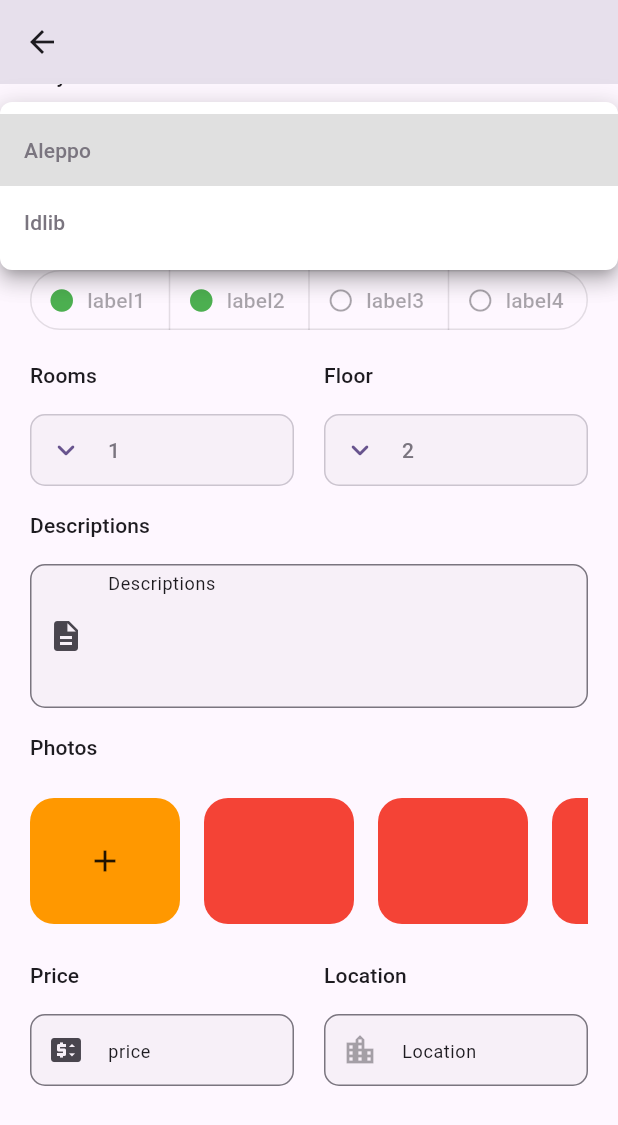
After one commit to abdalazeez1/realState, a Flutter app: the AddAdsScreen screen opened by its route, scrolled down 332 dp, after a tap on "Aleppo", on a phone screen of 412 x 824 dp. The commit adds this screen. Shown: the top 1125 px of the screen. Run offline on Flutter 3.47's test engine with Material 2 defaults, Android fonts, the phone set to English and light mode, and no system bars; our stand-ins replace bloc, flutter_svg, go_router, pinput.

Commit message:
finish add ads screen without add enum

```diff
--- /dev/null
+++ b/lib/common/app_widget/drop_down_menu.dart
@@ -0,0 +1,90 @@
+import 'package:flutter/material.dart';
+import 'package:collection/collection.dart';
+import 'dart:collection';
+
+import '../../constant.dart';
+class AppDropDownMenu<T> extends StatefulWidget {
+  const AppDropDownMenu({
+    this.items,
+    this.onChange,
+    this.onSaved,
+    this.onTap,
+    this.validator,
+    this.hint,
+    this.menuMaxHeight,
+    this.icon,
+    this.focusNode,
+    Key? key,
+    this.value, this.textAlign,
+  }) : super(key: key);
+
+  final ValueChanged? onChange;
+  final FormFieldSetter? onSaved;
+  final FormFieldValidator? validator;
+  final VoidCallback? onTap;
+  final List<T>? items;
+  final String? hint;
+  final double? menuMaxHeight;
+  final Widget? icon;
+  final FocusNode? focusNode;
+  final T? value;
+  final TextAlign? textAlign ;
+  @override
+  State<AppDropDownMenu> createState() => _AppDropDownMenuState();
+}
+
+class _AppDropDownMenuState<T> extends State<AppDropDownMenu> {
+  @override
+  Widget build(BuildContext context) {
+    return DropdownButtonFormField<T>(
+      isExpanded: true,
+      items: widget.items?.mapIndexed((i,e) => DropdownMenuItem<T>(
+          value: e, child: FittedBox(child: Text(
+
+           e is String ? e : e.name, style: Theme.of(context).textTheme.titleSmall?.copyWith(color: Theme.of(context).colorScheme.outline))))).toList(),
+      onChanged: widget.onChange,
+      onTap: widget.onTap,
+      onSaved: widget.onSaved,
+      validator: widget.validator,
+      menuMaxHeight: widget.menuMaxHeight,
+      icon: widget.icon ?? const SizedBox.shrink(),
+      focusNode: widget.focusNode,
+      value: widget.value,
+      dropdownColor: Colors.white,
+      hint: widget.hint != null ? Text( widget.hint!, style: Theme.of(context).textTheme.titleSmall?.copyWith(color: Theme.of(context).colorScheme.outlineVariant.withOpacity(0.3)),textAlign: widget.textAlign,) : null,
+      borderRadius: BorderRadius.circular(8),
+      style: Theme.of(context).textTheme.bodyMedium?.copyWith(color: Theme.of(context).colorScheme.onBackground),
+      decoration: InputDecoration(
+        filled: true,
+        fillColor: Theme.of(context).colorScheme.outline.withOpacity((0.05)),
+        border: OutlineInputBorder(
+          borderSide: BorderSide(color: Theme.of(context).colorScheme.outlineVariant),
+          borderRadius: BorderRadius.circular(kbrBorderTextField),
+        ),
+        focusedBorder: OutlineInputBorder(
+          borderSide: BorderSide(color: Theme.of(context).colorScheme.outlineVariant),
+          borderRadius: BorderRadius.circular(kbrBorderTextField),
+        ),
+        enabledBorder: OutlineInputBorder(
+          borderSide: BorderSide(color: Theme.of(context).colorScheme.outlineVariant),
+          borderRadius: BorderRadius.circular(kbrBorderTextField),
+        ),
+        disabledBorder: OutlineInputBorder(
+          borderSide: BorderSide(color: Theme.of(context).colorScheme.outlineVariant),
+          borderRadius: BorderRadius.circular(kbrBorderTextField),
+        ),
+        errorBorder: OutlineInputBorder(
+          borderSide: BorderSide(color: Theme.of(context).colorScheme.error, width: 1),
+          borderRadius: BorderRadius.circular(kbrBorderTextField),
+        ),
+        focusedErrorBorder: OutlineInputBorder(
+          borderSide: BorderSide(color: Theme.of(context).colorScheme.error, width: 1),
+          borderRadius: BorderRadius.circular(kbrBorderTextField),
+        ),
+        contentPadding: EdgeInsets.only(left: 12, right: 12),
+        prefixIcon: Icon(Icons.keyboard_arrow_down_rounded,
+            color: (widget.items?.isEmpty ?? true) ? Theme.of(context).colorScheme.primary.withOpacity(0.3) : Theme.of(context).colorScheme.primary),
+      ),
+    );
+  }
+}
--- /dev/null
+++ b/lib/common/enums/enums.dart
@@ -0,0 +1 @@
+enum TypeRealState { apartment, land, villa, market,farm }
--- /dev/null
+++ b/lib/feature/add_ad/view/add_ad_screen.dart
@@ -0,0 +1,233 @@
+import 'package:flutter/material.dart';
+import 'package:go_router/go_router.dart';
+import 'package:realstate/common/app_widget/app_text_field.dart';
+import 'package:realstate/constant.dart';
+
+import '../../../common/app_widget/drop_down_menu.dart';
+import 'map_screen.dart';
+
+class AddAdsScreen extends StatelessWidget {
+  const AddAdsScreen({Key? key}) : super(key: key);
+  static const path = 'addAds';
+  static const name = 'addAds';
+
+  static Widget pageBuilder(BuildContext context, GoRouterState state) {
+    return const AddAdsScreen();
+  }
+
+  @override
+  Widget build(BuildContext context) {
+    return Scaffold(
+      appBar: AppBar(),
+      body: ListView(
+        padding: const EdgeInsets.symmetric(horizontal: kPage),
+        children: [
+          AdSectionWidget(
+            title: "Add Type",
+            child: Row(
+              children: [
+                Expanded(
+                  child: SegmentedButton(
+                      segments: const [
+                        ButtonSegment<int>(value: 1, label: Text("label1"), icon: Icon(Icons.circle_outlined)),
+                        ButtonSegment<int>(value: 2, label: Text("label2"), icon: Icon(Icons.circle_outlined)),
+                      ],
+                      selectedIcon: const Icon(Icons.circle_rounded),
+                      selected: const {2}),
+                ),
+              ],
+            ),
+          ),
+          const AdSectionWidget(
+            title: "Add Title",
+            child: AppTextField(prefixIcon: Icon(Icons.abc), hintText: "Add Title"),
+          ),
+          AdSectionWidget(
+            title: "Real State Type",
+            child: AppDropDownMenu<String?>(
+              onTap: () {},
+              onChange: (text) {
+                // selectedPioneerType.value =
+                //     ProviderType.values.firstWhereOrNull((element) => element.translation.tr() == text)?.index;
+              },
+              value: "vela",
+              hint: "Type ",
+              // validator: (value) => requiredValidator().call(value),
+              items: const ["vela", "appartment"],
+              onSaved: (text) {},
+            ),
+          ),
+          AdSectionWidget(
+            title: "City",
+            child: AppDropDownMenu<String?>(
+              onTap: () {},
+              onChange: (text) {
+                // selectedPioneerType.value =
+                //     ProviderType.values.firstWhereOrNull((element) => element.translation.tr() == text)?.index;
+              },
+              value: "Aleppo",
+              hint: "City ",
+              // validator: (value) => requiredValidator().call(value),
+              items: const ["Aleppo", "Idlib"],
+              onSaved: (text) {},
+            ),
+          ),
+          AdSectionWidget(
+            title: "Direction",
+            child: Row(
+              children: [
+                Expanded(
+                  child: SegmentedButton(
+                      segments: const [
+                        ButtonSegment<int>(value: 1, label: Text("label1"), icon: Icon(Icons.circle_outlined)),
+                        ButtonSegment<int>(value: 2, label: Text("label2"), icon: Icon(Icons.circle_outlined)),
+                        ButtonSegment<int>(value: 3, label: Text("label3"), icon: Icon(Icons.circle_outlined)),
+                        ButtonSegment<int>(value: 4, label: Text("label4"), icon: Icon(Icons.circle_outlined)),
+                      ],
+                      multiSelectionEnabled: true,
+                      selectedIcon: const Icon(Icons.circle_rounded, color: Colors.green),
+                      selected: const {1, 2}),
+                ),
+              ],
+            ),
+          ),
+          Row(
+            children: [
+              Expanded(
+                child: AdSectionWidget(
+                  title: "Rooms",
+                  child: AppDropDownMenu<String?>(
+                    onTap: () {},
+                    onChange: (text) {
+                      // selectedPioneerType.value =
+                      //     ProviderType.values.firstWhereOrNull((element) => element.translation.tr() == text)?.index;
+                    },
+                    value: "1",
+                    hint: "Rooms",
+                    // validator: (value) => requiredValidator().call(value),
+                    items: const ["1", "2"],
+                    onSaved: (text) {},
+                  ),
+                ),
+              ),
+              SizedBox(
+                width: 20,
+              ),
+              Expanded(
+                child: AdSectionWidget(
+                  title: "Floor",
+                  child: AppDropDownMenu<String?>(
+                    onTap: () {},
+                    onChange: (text) {
+                      // selectedPioneerType.value =
+                      //     ProviderType.values.firstWhereOrNull((element) => element.translation.tr() == text)?.index;
+                    },
+                    value: "2",
+                    hint: "Floors ",
+                    // validator: (value) => requiredValidator().call(value),
+                    items: const ["2", "4"],
+                    onSaved: (text) {},
+                  ),
+                ),
+              )
+            ],
+          ),
+          const AdSectionWidget(
+            title: "Descriptions",
+            child: AppTextField(
+              maxLines: 4,
+              prefixIcon: Icon(Icons.description),
+              hintText: "Descriptions",
+            ),
+          ),
+          AdSectionWidget(
+            title: "Photos",
+            child: SizedBox(
+              height: 100,
+              child: Row(
+                children: [
+                  Container(
+                    margin: EdgeInsets.only(right: 16, top: 8, bottom: 8),
+                    width: 100,
+                    height: 100,
+                    decoration: BoxDecoration(color: Colors.orange, borderRadius: BorderRadius.circular(16)),
+                    child: Icon(
+                      Icons.add,
+                    ),
+                  ),
+                  Expanded(
+                    child: ListView.builder(
+                        itemCount: 10,
+                        scrollDirection: Axis.horizontal,
+                        itemBuilder: (context, index) {
+                          return Container(
+                            margin: EdgeInsets.only(right: 16, top: 8, bottom: 8),
+                            width: 100,
+                            decoration: BoxDecoration(color: Colors.red, borderRadius: BorderRadius.circular(16)),
+                          );
+                        }),
+                  ),
+                ],
+              ),
+            ),
+          ),
+          Row(
+            children: [
+              Expanded(
+                child: AdSectionWidget(
+                    title: "Price", child: AppTextField(prefixIcon: Icon(Icons.price_change), hintText: "price")),
+              ),
+              SizedBox(
+                width: 20,
+              ),
+              Expanded(
+                child: AdSectionWidget(
+                  title: "Location",
+                  child: GestureDetector(
+                    onTap: (){
+                      context.pushNamed(MapScreen.name);
+                    },
+                    child: AppTextField(
+                      enabled:  false ,
+                      prefixIcon: Icon(Icons.location_city),
+                      hintText: "Location",
+                    ),
+                  ),
+                ),
+              )
+            ],
+          ),
+          SizedBox(
+            height: 100,
+          )
+        ],
+      ),
+    );
+  }
+}
+
+class AdSectionWidget extends StatelessWidget {
+  const AdSectionWidget({
+    super.key,
+    required this.title,
+    required this.child,
+  });
+
+  final String title;
+
+  final Widget child;
+
+  @override
+  Widget build(BuildContext context) {
+    return Column(
+      crossAxisAlignment: CrossAxisAlignment.start,
+      children: [
+        Padding(
+          padding: const EdgeInsets.symmetric(vertical: 16),
+          child: Text(title, style: Theme.of(context).textTheme.titleSmall),
+        ),
+        child,
+      ],
+    );
+  }
+}
--- a/lib/feature/base/view/base.dart
+++ b/lib/feature/base/view/base.dart
@@ -2,6 +2,7 @@ import 'package:flutter/material.dart';
 import 'package:go_router/go_router.dart';
 import 'package:realstate/feature/profile/view/profile_screen.dart';
 
+import '../../add_ad/view/add_ad_screen.dart';
 import '../../app.dart';
 
 class BasePage extends StatefulWidget {
@@ -12,6 +13,7 @@ class BasePage extends StatefulWidget {
   static Widget pageBuilder(BuildContext context, GoRouterState state) {
     return const BasePage();
   }
+
   static final List<Widget> _widgetOptions = <Widget>[
     const MyHomePage(),
     const Text('Search Page'),
@@ -35,15 +37,23 @@ class _BasePageState extends State<BasePage> {
   @override
   Widget build(BuildContext context) {
     return Scaffold(
-        appBar:_selectedIndex == 3 ? null:  AppBar(
+      appBar: _selectedIndex == 3
+          ? null
+          : AppBar(
               title: const Text('Bottom Navigation Bar Demo'),
             ),
       body: Center(
         child: BasePage._widgetOptions.elementAt(_selectedIndex),
       ),
+      floatingActionButton: FloatingActionButton(
+          onPressed: () {
+            context.pushNamed(AddAdsScreen.name);
+          },
+          child: Icon(Icons.add, color: Theme.of(context).colorScheme.primary)),
+      floatingActionButtonLocation: FloatingActionButtonLocation.miniCenterDocked,
       bottomNavigationBar: BottomNavigationBar(
+        type: BottomNavigationBarType.fixed,
         currentIndex: _selectedIndex,
-
         onTap: _onItemTapped,
         items: const <BottomNavigationBarItem>[
           BottomNavigationBarItem(
--- a/lib/router/router.dart
+++ b/lib/router/router.dart
@@ -1,29 +1,32 @@
 import 'package:go_router/go_router.dart';
 import 'package:realstate/feature/splash/view/splash_screen.dart';
 
+import '../feature/add_ad/view/add_ad_screen.dart';
+import '../feature/add_ad/view/map_screen.dart';
 import '../feature/auth/view/signin_screen.dart';
 import '../feature/auth/view/signup_screen.dart';
 import '../feature/auth/view/verification_screen.dart';
 import '../feature/auth/view/welcom_scree.dart';
 import '../feature/base/view/base.dart';
+import '../feature/notification/view/notification.dart';
 
-final GoRouter router = GoRouter(
-    routes: <RouteBase>[
+final GoRouter router = GoRouter(routes: <RouteBase>[
   ///Splash
   GoRoute(path: Splashscreen.path, name: Splashscreen.name, builder: Splashscreen.pageBuilder),
 
   ///Base
-      GoRoute(path: BasePage.path, name: BasePage.name, builder: BasePage.pageBuilder),
+  GoRoute(path: BasePage.path, name: BasePage.name, builder: BasePage.pageBuilder, routes: [
+    GoRoute(path: NotificationScreen.path, name: NotificationScreen.name, builder: NotificationScreen.pageBuilder),
+    GoRoute(path: AddAdsScreen.path, name: AddAdsScreen.name, builder: AddAdsScreen.pageBuilder, routes: [
+      GoRoute(path: MapScreen.path, name: MapScreen.name, builder: MapScreen.pageBuilder),
+    ]),
+  ]),
 
   ///Auth
   GoRoute(path: WelcomeScreen.path, name: WelcomeScreen.name, builder: WelcomeScreen.pageBuilder, routes: [
     GoRoute(path: LoginScreen.path, name: LoginScreen.name, builder: LoginScreen.pageBuilder),
-        GoRoute(path: SignupScreen.path, name: SignupScreen.name, builder: SignupScreen.pageBuilder,routes: [
+    GoRoute(path: SignupScreen.path, name: SignupScreen.name, builder: SignupScreen.pageBuilder, routes: [
       GoRoute(path: VerificationScreen.path, name: VerificationScreen.name, builder: VerificationScreen.pageBuilder),
-
     ]),
   ]),
-    ],
-    redirect: (context, state) {
-
-    });
+], redirect: (context, state) {});
```
Also changed, not shown: lib/feature/add_ad/view/map_screen.dart (added, +18 -0 lines), lib/feature/auth/view/signup_screen.dart (+6 -6 lines), lib/feature/notification/view/notification.dart (added, +89 -0 lines), lib/feature/profile/view/profile_screen.dart (+10 -7 lines), lib/feature/add_ad/to.dart (added), lib/feature/notification/to.dart (added), lib/feature/profile/view/edit_profile.dart (added), lib/feature/search/search/search_screen.dart (added), lib/feature/search/to.dart (added). Lines whose indentation alone changed are shown as unchanged.
